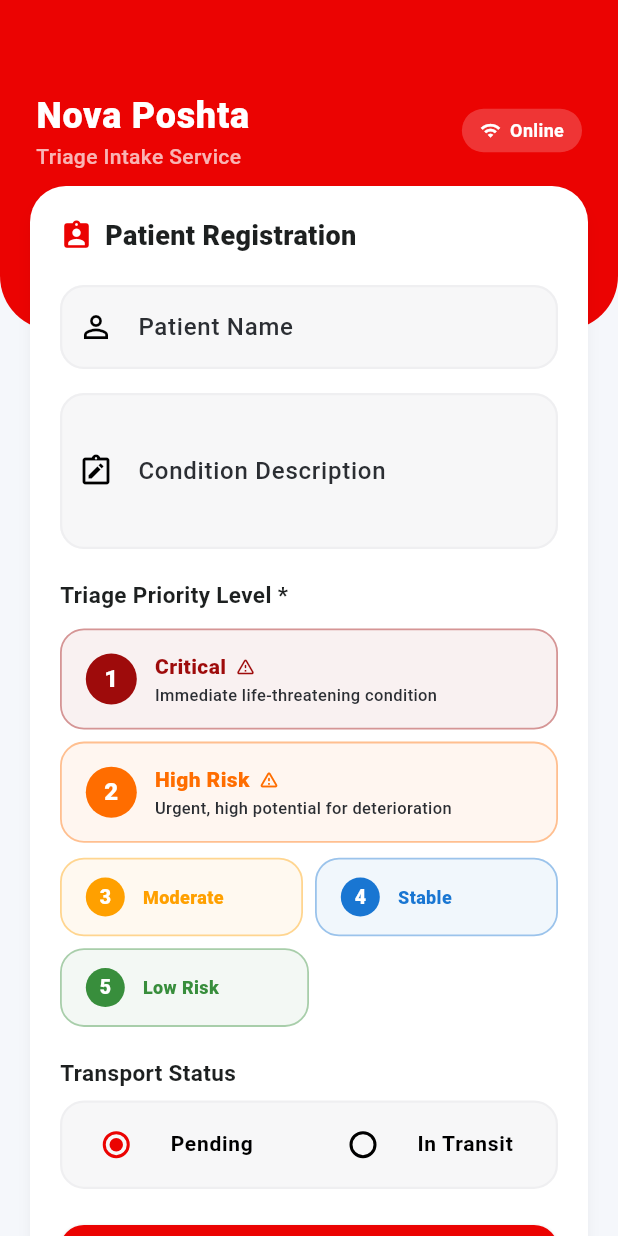
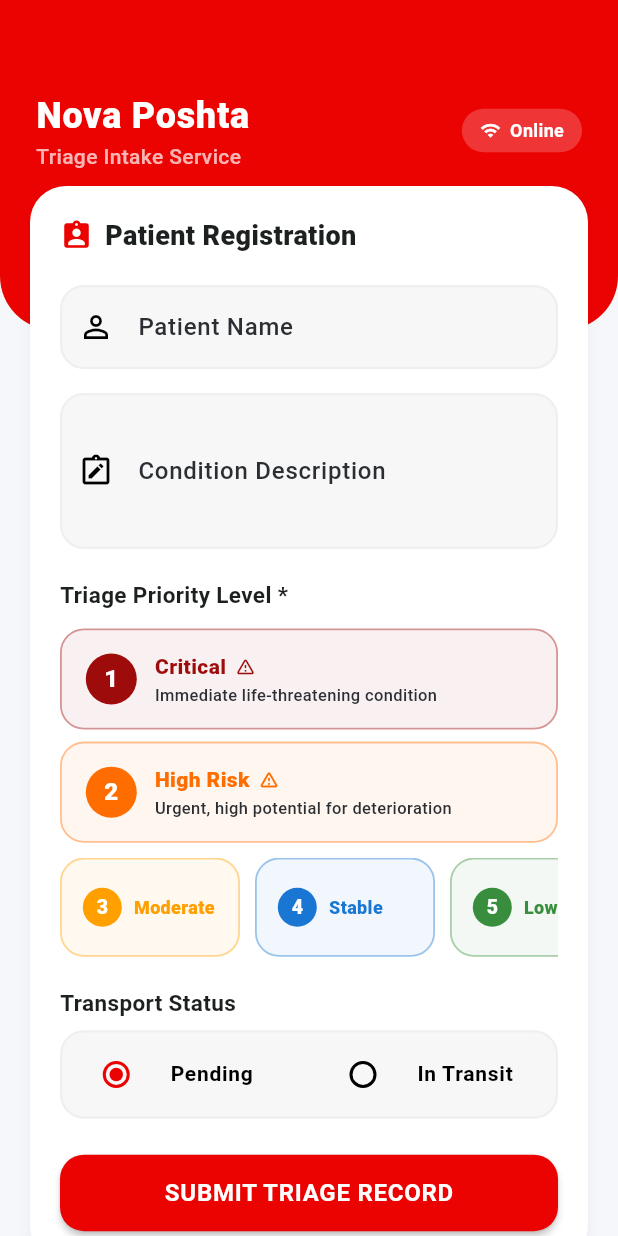
Before and after one commit to Davisdavy/emkfoundation_triage, a Flutter app: the screen it shows after launch, on a phone screen of 412 x 824 dp. Run offline on Flutter 3.47's test engine with Material 3 defaults, Android fonts, the phone set to English and light mode, and no system bars; our stand-ins replace connectivity_plus, hive, hive_flutter; accounts and stored records are empty.

Commit message:
design: P3-5 priority buttons in single horizontal scroll row

```diff
--- a/lib/features/triage/widgets/priority_selector.dart
+++ b/lib/features/triage/widgets/priority_selector.dart
@@ -193,38 +193,83 @@
           fullWidth: true,
         ),
         const SizedBox(height: 10),
-        // Priorities 3, 4, 5 wrapped cleanly
-        Row(
+        // Priorities 3-5: horizontal scrollable row so nothing is clipped
+        SizedBox(
+          height: 66,
+          child: ListView.separated(
+            scrollDirection: Axis.horizontal,
+            physics: const BouncingScrollPhysics(),
+            itemCount: 3,
+            separatorBuilder: (_, __) => const SizedBox(width: 10),
+            itemBuilder: (context, index) {
+              final priority = index + 3; // 3, 4, 5
+              final isSelected = selectedPriority == priority;
+              final color = _getPriorityColor(priority);
+              final label = _getPriorityLabel(priority);
+
+              return InkWell(
+                onTap: () => onPrioritySelected(priority),
+                borderRadius: BorderRadius.circular(16),
+                child: AnimatedContainer(
+                  duration: const Duration(milliseconds: 200),
+                  width: 120,
+                  padding: const EdgeInsets.symmetric(vertical: 10, horizontal: 14),
+                  decoration: BoxDecoration(
+                    color: isSelected ? color : color.withOpacity(0.06),
+                    borderRadius: BorderRadius.circular(16),
+                    border: Border.all(
+                      color: isSelected ? color : color.withOpacity(0.4),
+                      width: isSelected ? 2.5 : 1.2,
+                    ),
+                    boxShadow: isSelected
+                        ? [
+                            BoxShadow(
+                              color: color.withOpacity(0.25),
+                              blurRadius: 6,
+                              offset: const Offset(0, 3),
+                            )
+                          ]
+                        : [],
+                  ),
+                  child: Row(
                     children: [
-            Expanded(
-              child: _buildPriorityButton(
-                priority: 3,
-                isSelected: selectedPriority == 3,
-                color: _getPriorityColor(3),
+                      Container(
+                        width: 26,
+                        height: 26,
+                        decoration: BoxDecoration(
+                          color: isSelected ? Colors.white : color,
+                          shape: BoxShape.circle,
+                        ),
+                        child: Center(
+                          child: Text(
+                            '$priority',
+                            style: TextStyle(
+                              color: isSelected ? color : Colors.white,
+                              fontWeight: FontWeight.w900,
+                              fontSize: 13,
+                            ),
+                          ),
                         ),
                       ),
                       const SizedBox(width: 8),
                       Expanded(
-              child: _buildPriorityButton(
-                priority: 4,
-                isSelected: selectedPriority == 4,
-                color: _getPriorityColor(4),
+                        child: Text(
+                          label,
+                          style: TextStyle(
+                            fontSize: 12,
+                            fontWeight: FontWeight.w900,
+                            color: isSelected ? Colors.white : color,
+                          ),
+                          overflow: TextOverflow.visible,
+                          softWrap: true,
                         ),
                       ),
                     ],
                   ),
-        const SizedBox(height: 8),
-        Row(
-          children: [
-            Expanded(
-              child: _buildPriorityButton(
-                priority: 5,
-                isSelected: selectedPriority == 5,
-                color: _getPriorityColor(5),
                 ),
+              );
+            },
           ),
-            const Spacer(),
-          ],
         ),
       ],
     );
```
Lines whose indentation alone changed are shown as unchanged.
